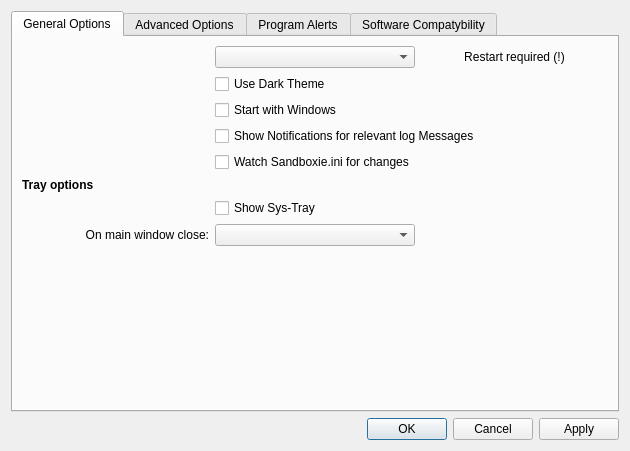
This is SandboxiePlus/SandMan/Forms/SettingsWindow.ui in sandboxie-plus/Sandboxie as Qt 5 draws it before an edit. The edited form follows.
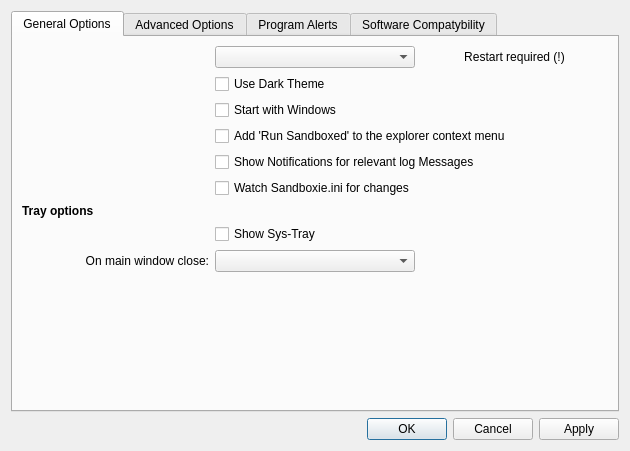
This is the edited form.

```diff
--- a/SandboxiePlus/SandMan/Forms/SettingsWindow.ui
+++ b/SandboxiePlus/SandMan/Forms/SettingsWindow.ui
@@ -54,40 +54,34 @@
         <layout class="QGridLayout" name="gridLayout_9">
          <item row="0" column="0">
           <layout class="QGridLayout" name="gridLayout_8">
-           <item row="8" column="2">
-            <spacer name="horizontalSpacer_8">
-             <property name="orientation">
-              <enum>Qt::Horizontal</enum>
+           <item row="1" column="1">
+            <widget class="QCheckBox" name="chkDarkTheme">
+             <property name="text">
+              <string>Use Dark Theme</string>
              </property>
-             <property name="sizeHint" stdset="0">
-              <size>
-               <width>40</width>
-               <height>20</height>
-              </size>
-             </property>
-            </spacer>
+            </widget>
            </item>
-           <item row="6" column="1">
+           <item row="7" column="1">
             <widget class="QCheckBox" name="chkShowTray">
              <property name="text">
               <string>Show Sys-Tray</string>
              </property>
             </widget>
            </item>
-           <item row="8" column="1">
-            <spacer name="verticalSpacer_4">
+           <item row="9" column="2">
+            <spacer name="horizontalSpacer_8">
              <property name="orientation">
-              <enum>Qt::Vertical</enum>
+              <enum>Qt::Horizontal</enum>
              </property>
              <property name="sizeHint" stdset="0">
               <size>
-               <width>20</width>
-               <height>40</height>
+               <width>40</width>
+               <height>20</height>
               </size>
              </property>
             </spacer>
            </item>
-           <item row="5" column="0">
+           <item row="6" column="0">
             <widget class="QLabel" name="label_5">
              <property name="font">
               <font>
@@ -117,20 +111,56 @@
              </property>
             </widget>
            </item>
-           <item row="7" column="1">
+           <item row="8" column="0">
+            <widget class="QLabel" name="label_18">
+             <property name="text">
+              <string>On main window close:</string>
+             </property>
+             <property name="alignment">
+              <set>Qt::AlignRight|Qt::AlignTrailing|Qt::AlignVCenter</set>
+             </property>
+            </widget>
+           </item>
+           <item row="9" column="0">
+            <spacer name="horizontalSpacer_9">
+             <property name="orientation">
+              <enum>Qt::Horizontal</enum>
+             </property>
+             <property name="sizeHint" stdset="0">
+              <size>
+               <width>40</width>
+               <height>20</height>
+              </size>
+             </property>
+            </spacer>
+           </item>
+           <item row="9" column="1">
+            <spacer name="verticalSpacer_4">
+             <property name="orientation">
+              <enum>Qt::Vertical</enum>
+             </property>
+             <property name="sizeHint" stdset="0">
+              <size>
+               <width>20</width>
+               <height>40</height>
+              </size>
+             </property>
+            </spacer>
+           </item>
+           <item row="8" column="1">
             <widget class="QComboBox" name="onClose"/>
            </item>
            <item row="0" column="1">
             <widget class="QComboBox" name="uiLang"/>
            </item>
-           <item row="1" column="1">
-            <widget class="QCheckBox" name="chkDarkTheme">
+           <item row="5" column="1">
+            <widget class="QCheckBox" name="chkWatchConfig">
              <property name="text">
-              <string>Use Dark Theme</string>
+              <string>Watch Sandboxie.ini for changes</string>
              </property>
             </widget>
            </item>
-           <item row="3" column="1" colspan="2">
+           <item row="4" column="1" colspan="2">
             <widget class="QCheckBox" name="chkNotifications">
              <property name="text">
               <string>Show Notifications for relevant log Messages</string>
@@ -140,33 +170,10 @@
              </property>
             </widget>
            </item>
-           <item row="7" column="0">
-            <widget class="QLabel" name="label_18">
+           <item row="3" column="1" colspan="2">
+            <widget class="QCheckBox" name="chkShellMenu">
              <property name="text">
-              <string>On main window close:</string>
-             </property>
-             <property name="alignment">
-              <set>Qt::AlignRight|Qt::AlignTrailing|Qt::AlignVCenter</set>
-             </property>
-            </widget>
-           </item>
-           <item row="8" column="0">
-            <spacer name="horizontalSpacer_9">
-             <property name="orientation">
-              <enum>Qt::Horizontal</enum>
-             </property>
-             <property name="sizeHint" stdset="0">
-              <size>
-               <width>40</width>
-               <height>20</height>
-              </size>
-             </property>
-            </spacer>
-           </item>
-           <item row="4" column="1">
-            <widget class="QCheckBox" name="chkWatchConfig">
-             <property name="text">
-              <string>Watch Sandboxie.ini for changes</string>
+              <string>Add 'Run Sandboxed' to the explorer context menu</string>
              </property>
             </widget>
            </item>
```
